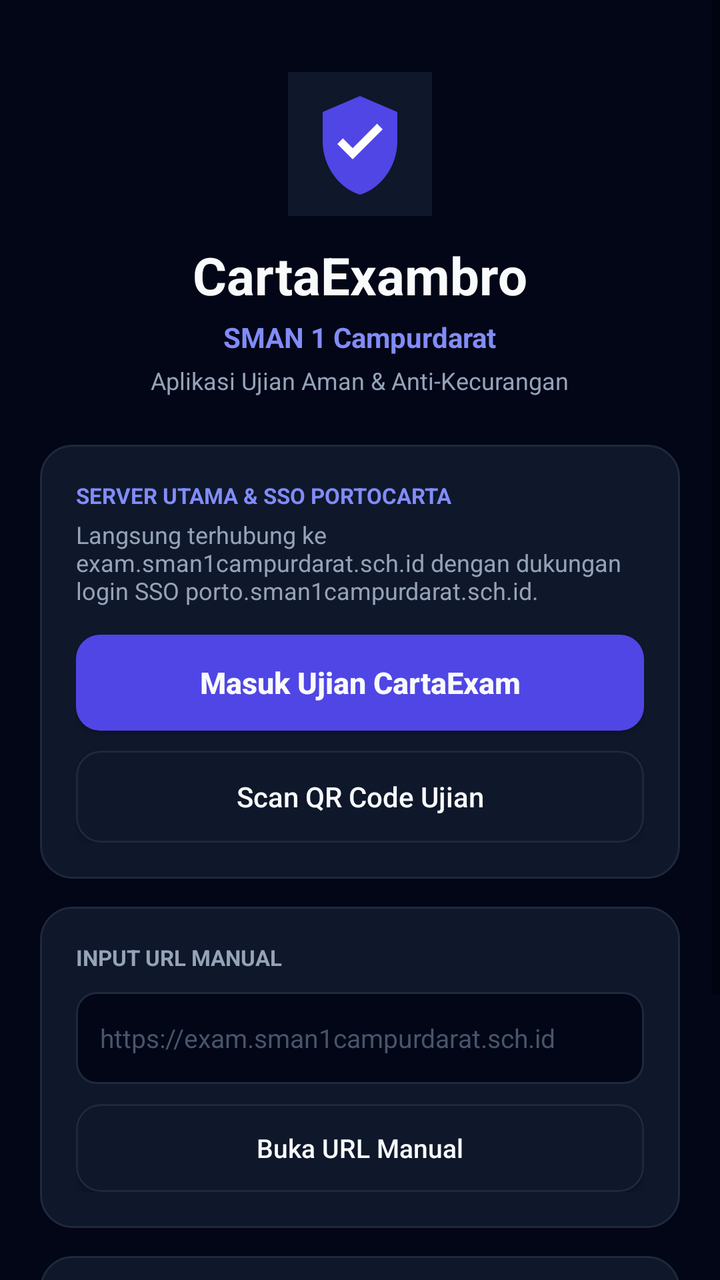
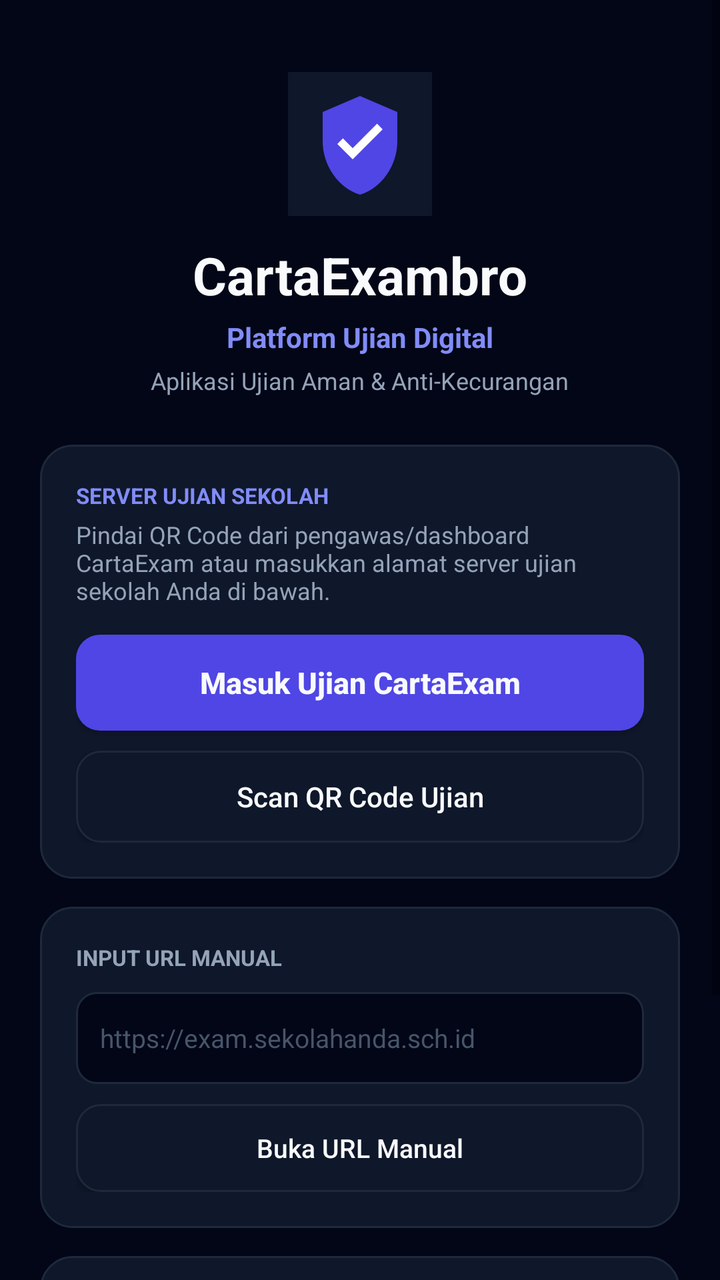

Before-and-after screenshots of an Android layout around one commit, followed by the original layout XML and the change that was made.
<!-- AndroidManifest.xml: application theme Theme.CartaExambro -->
<!-- res/layout/activity_main.xml -->
<?xml version="1.0" encoding="utf-8"?>
<ScrollView xmlns:android="http://schemas.android.com/apk/res/android"
    android:layout_width="match_parent"
    android:layout_height="match_parent"
    android:background="@color/bg_dark"
    android:fillViewport="true">

    <LinearLayout
        android:layout_width="match_parent"
        android:layout_height="wrap_content"
        android:gravity="center_horizontal"
        android:orientation="vertical"
        android:padding="20dp">

        <ImageView
            android:layout_width="72dp"
            android:layout_height="72dp"
            android:layout_marginTop="16dp"
            android:contentDescription="@string/app_name"
            android:src="@drawable/ic_launcher" />

        <TextView
            android:layout_width="wrap_content"
            android:layout_height="wrap_content"
            android:layout_marginTop="12dp"
            android:text="@string/app_name"
            android:textColor="@color/text_primary"
            android:textSize="26sp"
            android:textStyle="bold" />

        <TextView
            android:layout_width="wrap_content"
            android:layout_height="wrap_content"
            android:layout_marginTop="4dp"
            android:text="@string/school_name"
            android:textColor="#818CF8"
            android:textSize="14sp"
            android:textStyle="bold" />

        <TextView
            android:layout_width="wrap_content"
            android:layout_height="wrap_content"
            android:layout_marginTop="4dp"
            android:gravity="center"
            android:text="@string/subtitle"
            android:textColor="@color/text_secondary"
            android:textSize="12sp" />

        
        <LinearLayout
            android:layout_width="match_parent"
            android:layout_height="wrap_content"
            android:layout_marginTop="24dp"
            android:background="@drawable/bg_card"
            android:orientation="vertical"
            android:padding="18dp">

            <TextView
                android:layout_width="wrap_content"
                android:layout_height="wrap_content"
                android:text="SERVER UTAMA &amp; SSO PORTOCARTA"
                android:textColor="#818CF8"
                android:textSize="11sp"
                android:textStyle="bold" />

            <TextView
                android:layout_width="match_parent"
                android:layout_height="wrap_content"
                android:layout_marginTop="4dp"
                android:text="Langsung terhubung ke exam.sman1campurdarat.sch.id dengan dukungan login SSO porto.sman1campurdarat.sch.id."
                android:textColor="@color/text_secondary"
                android:textSize="12sp" />

            <Button
                android:id="@+id/btnOpenDefault"
                android:layout_width="match_parent"
                android:layout_height="48dp"
                android:layout_marginTop="14dp"
                android:background="@drawable/bg_button_primary"
                android:text="@string/btn_open_default"
                android:textAllCaps="false"
                android:textColor="@color/text_primary"
                android:textSize="15sp"
                android:textStyle="bold" />

            <Button
                android:id="@+id/btnScanQr"
                android:layout_width="match_parent"
                android:layout_height="46dp"
                android:layout_marginTop="10dp"
                android:background="@drawable/bg_button_secondary"
                android:text="@string/btn_scan_qr"
                android:textAllCaps="false"
                android:textColor="@color/text_primary"
                android:textSize="14sp" />
        </LinearLayout>

        
        <LinearLayout
            android:layout_width="match_parent"
            android:layout_height="wrap_content"
            android:layout_marginTop="14dp"
            android:background="@drawable/bg_card"
            android:orientation="vertical"
            android:padding="18dp">

            <TextView
                android:layout_width="wrap_content"
                android:layout_height="wrap_content"
                android:text="INPUT URL MANUAL"
                android:textColor="@color/text_secondary"
                android:textSize="11sp"
                android:textStyle="bold" />

            <EditText
                android:id="@+id/etManualUrl"
                android:layout_width="match_parent"
                android:layout_height="46dp"
                android:layout_marginTop="10dp"
                android:background="@drawable/bg_input"
                android:hint="@string/hint_manual_url"
                android:imeOptions="actionGo"
                android:inputType="textUri"
                android:paddingHorizontal="12dp"
                android:singleLine="true"
                android:textColor="@color/text_primary"
                android:textColorHint="#475569"
                android:textSize="13sp" />

            <Button
                android:id="@+id/btnOpenManual"
                android:layout_width="match_parent"
                android:layout_height="44dp"
                android:layout_marginTop="10dp"
                android:background="@drawable/bg_button_secondary"
                android:text="@string/btn_open_manual"
                android:textAllCaps="false"
                android:textColor="@color/text_primary"
                android:textSize="13sp" />
        </LinearLayout>

        
        <LinearLayout
            android:layout_width="match_parent"
            android:layout_height="wrap_content"
            android:layout_marginTop="14dp"
            android:background="@drawable/bg_card"
            android:orientation="vertical"
            android:padding="14dp">

            <TextView
                android:layout_width="wrap_content"
                android:layout_height="wrap_content"
                android:text="Proteksi Keamanan Aktif:"
                android:textColor="@color/warning"
                android:textSize="12sp"
                android:textStyle="bold" />

            <TextView
                android:layout_width="match_parent"
                android:layout_height="wrap_content"
                android:layout_marginTop="6dp"
                android:lineSpacingExtra="3dp"
                android:text="@string/capture_notice"
                android:textColor="@color/text_secondary"
                android:textSize="11sp" />
        </LinearLayout>

        <TextView
            android:id="@+id/tvVersion"
            android:layout_width="wrap_content"
            android:layout_height="wrap_content"
            android:layout_marginTop="18dp"
            android:textColor="#64748B"
            android:textSize="11sp" />

        <Button
            android:id="@+id/btnCheckUpdate"
            android:layout_width="wrap_content"
            android:layout_height="38dp"
            android:layout_marginTop="8dp"
            android:background="@drawable/bg_button_secondary"
            android:paddingHorizontal="16dp"
            android:text="@string/btn_check_update"
            android:textAllCaps="false"
            android:textColor="@color/text_secondary"
            android:textSize="12sp" />

    </LinearLayout>
</ScrollView>
<!-- resources referenced by this layout -->
<resources>
  <color name="bg_dark">#020617</color>
  <color name="text_primary">#F8FAFC</color>
  <color name="text_secondary">#94A3B8</color>
  <color name="warning">#F59E0B</color>
  <!-- drawable bg_button_primary (drawable) -->
  <?xml version="1.0" encoding="utf-8"?>
  <shape xmlns:android="http://schemas.android.com/apk/res/android">
      <solid android:color="@color/primary" />
      <corners android:radius="12dp" />
  </shape>
  <!-- drawable bg_button_secondary (drawable) -->
  <?xml version="1.0" encoding="utf-8"?>
  <shape xmlns:android="http://schemas.android.com/apk/res/android">
      <solid android:color="@color/card_dark" />
      <stroke android:width="1dp" android:color="@color/border_dark" />
      <corners android:radius="12dp" />
  </shape>
  <!-- drawable bg_card (drawable) -->
  <?xml version="1.0" encoding="utf-8"?>
  <shape xmlns:android="http://schemas.android.com/apk/res/android">
      <solid android:color="@color/card_dark" />
      <stroke android:width="1dp" android:color="@color/border_dark" />
      <corners android:radius="16dp" />
  </shape>
  <!-- drawable bg_input (drawable) -->
  <?xml version="1.0" encoding="utf-8"?>
  <shape xmlns:android="http://schemas.android.com/apk/res/android">
      <solid android:color="@color/bg_dark" />
      <stroke android:width="1dp" android:color="@color/border_dark" />
      <corners android:radius="10dp" />
  </shape>
  <!-- drawable ic_launcher (drawable) -->
  <vector xmlns:android="http://schemas.android.com/apk/res/android"
      android:width="108dp"
      android:height="108dp"
      android:viewportWidth="108"
      android:viewportHeight="108">
      <path
          android:fillColor="#0F172A"
          android:pathData="M0,0h108v108h-108z" />
      <path
          android:fillColor="#4F46E5"
          android:pathData="M54,18L26,30v22c0,18.2 11.9,35.2 28,40c16.1,-4.8 28,-21.8 28,-40V30L54,18z" />
      <path
          android:fillColor="#FFFFFF"
          android:pathData="M48.5,65.5L37,54l4.2,-4.2l7.3,7.3l18.3,-18.3L71,43L48.5,65.5z" />
  </vector>
  <string name="app_name">CartaExambro</string>
  <string name="btn_check_update">Cek Pembaruan Aplikasi</string>
  <string name="btn_open_default">Masuk Ujian CartaExam</string>
  <string name="btn_open_manual">Buka URL Manual</string>
  <string name="btn_scan_qr">Scan QR Code Ujian</string>
  <string name="capture_notice">Saat memulai ujian, izinkan "Entire screen / Seluruh layar" pada dialog sistem agar pengawas dapat menerima bukti tangkapan layar jika terdeteksi pelanggaran.</string>
  <string name="hint_manual_url">https://exam.sman1campurdarat.sch.id</string>
  <string name="school_name">SMAN 1 Campurdarat</string>
  <string name="subtitle">Aplikasi Ujian Aman &amp; Anti-Kecurangan</string>
  <style name="Theme.CartaExambro" parent="Theme.AppCompat.DayNight.NoActionBar">
          <item name="android:windowBackground">@color/bg_dark</item>
          <item name="android:statusBarColor">@color/bg_dark</item>
          <item name="android:navigationBarColor">@color/bg_dark</item>
          <item name="colorPrimary">@color/primary</item>
          <item name="colorPrimaryDark">@color/bg_dark</item>
          <item name="colorAccent">@color/primary</item>
      </style>
  <color name="primary">#4F46E5</color>
  <color name="card_dark">#0F172A</color>
  <color name="border_dark">#1E293B</color>
</resources>

<!-- the commit's change to res/layout/activity_main.xml (unified diff, before → after) -->
@@ -29,6 +29,7 @@
             android:textStyle="bold" />
 
         <TextView
+            android:id="@+id/tvSchoolName"
             android:layout_width="wrap_content"
             android:layout_height="wrap_content"
             android:layout_marginTop="4dp"
@@ -56,18 +57,20 @@
             android:padding="18dp">
 
             <TextView
+                android:id="@+id/tvServerTitle"
                 android:layout_width="wrap_content"
                 android:layout_height="wrap_content"
-                android:text="SERVER UTAMA &amp; SSO PORTOCARTA"
+                android:text="SERVER UJIAN SEKOLAH"
                 android:textColor="#818CF8"
                 android:textSize="11sp"
                 android:textStyle="bold" />
 
             <TextView
+                android:id="@+id/tvServerDesc"
                 android:layout_width="match_parent"
                 android:layout_height="wrap_content"
                 android:layout_marginTop="4dp"
-                android:text="Langsung terhubung ke exam.sman1campurdarat.sch.id dengan dukungan login SSO porto.sman1campurdarat.sch.id."
+                android:text="Pindai QR Code dari pengawas/dashboard CartaExam atau masukkan alamat server ujian sekolah Anda di bawah."
                 android:textColor="@color/text_secondary"
                 android:textSize="12sp" />
 
<!-- resource entries referenced after the edit -->
@@ -53,8 +53,8 @@
   <string name="btn_open_manual">Buka URL Manual</string>
   <string name="btn_scan_qr">Scan QR Code Ujian</string>
   <string name="capture_notice">Saat memulai ujian, izinkan "Entire screen / Seluruh layar" pada dialog sistem agar pengawas dapat menerima bukti tangkapan layar jika terdeteksi pelanggaran.</string>
-  <string name="hint_manual_url">https://exam.sman1campurdarat.sch.id</string>
-  <string name="school_name">SMAN 1 Campurdarat</string>
+  <string name="hint_manual_url">https://exam.sekolahanda.sch.id</string>
+  <string name="school_name">Platform Ujian Digital</string>
   <string name="subtitle">Aplikasi Ujian Aman &amp; Anti-Kecurangan</string>
   <style name="Theme.CartaExambro" parent="Theme.AppCompat.DayNight.NoActionBar">
           <item name="android:windowBackground">@color/bg_dark</item>
